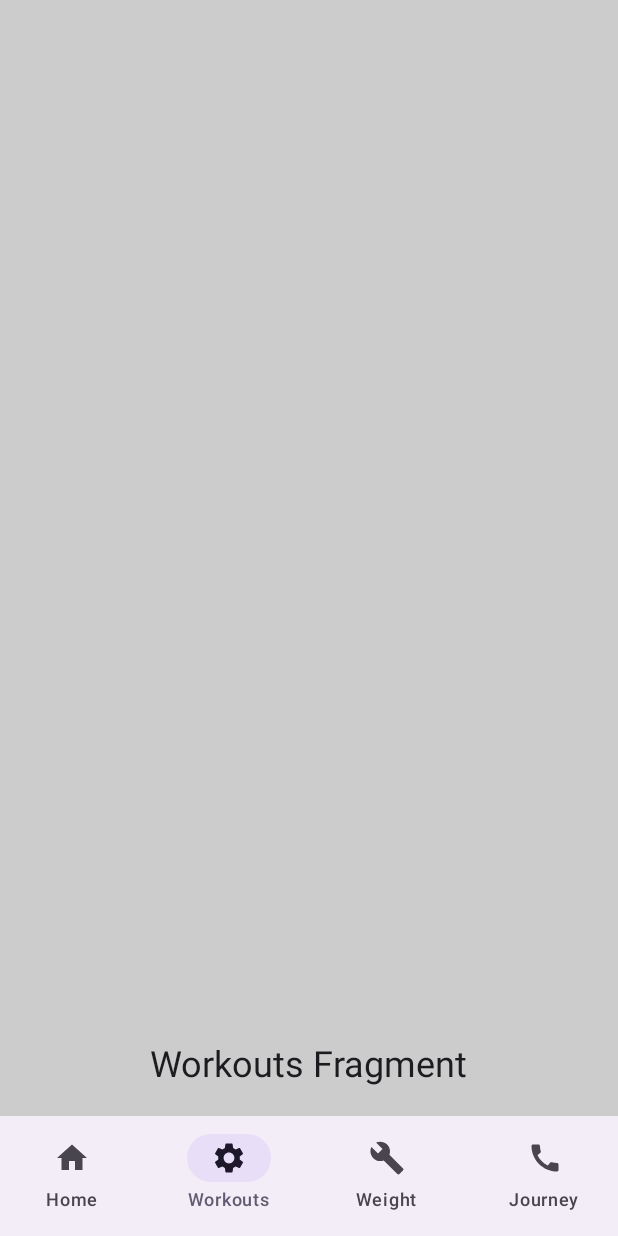
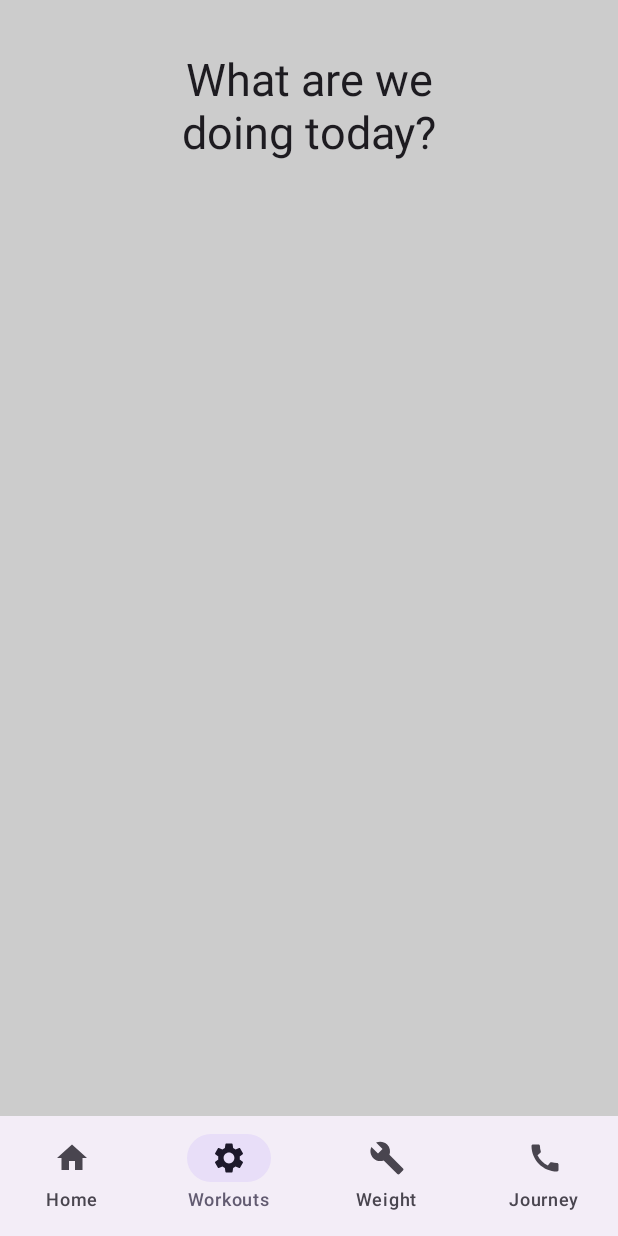
Before and after one commit to Mintakaaaa/Delta, an Android app built with Jetpack Compose: the screen it shows after launch (MainView), item 2 of the bottom bar chosen, on a phone screen of 412 x 824 dp. Run offline under Robolectric (Android 15) with nearby library versions, the phone set to English and light mode, and no system bars.

Commit message:
added comments and the bottom nav bar is fully modular now

```diff
--- a/app/src/main/java/com/gym/delta/BottomBarView.kt
+++ b/app/src/main/java/com/gym/delta/BottomBarView.kt
@@ -7,6 +7,10 @@ import androidx.compose.material.icons.filled.Home
 import androidx.compose.material.icons.filled.Settings
 import androidx.compose.ui.graphics.vector.ImageVector
 
+
+/**
+ * Class containing details of each view; for nav bar
+ */
 sealed class BottomBarView(
     val route: String,
     val title: String,
--- a/app/src/main/java/com/gym/delta/BottomNavGraph.kt
+++ b/app/src/main/java/com/gym/delta/BottomNavGraph.kt
@@ -9,6 +9,12 @@ import com.gym.delta.fragments.WorkoutsFragment
 import com.gym.delta.fragments.WeightFragment
 import com.gym.delta.fragments.JourneyFragment
 
+
+/**
+ * Graph of all navigation bar destinations.
+ *
+ * @param navController navigation bar controller
+ */
 @Composable
 fun BottomNavGraph(navController : NavHostController) {
     NavHost(
--- a/app/src/main/java/com/gym/delta/fragments/HomeFragment.kt
+++ b/app/src/main/java/com/gym/delta/fragments/HomeFragment.kt
@@ -3,17 +3,37 @@ package com.gym.delta.fragments
 import androidx.compose.foundation.layout.Box
 import androidx.compose.foundation.layout.Column
 import androidx.compose.foundation.layout.fillMaxSize
+import androidx.compose.foundation.layout.padding
+import androidx.compose.foundation.layout.size
 import androidx.compose.material3.Text
 import androidx.compose.runtime.Composable
 import androidx.compose.ui.Alignment
 import androidx.compose.ui.Modifier
+import androidx.compose.ui.text.style.TextAlign
+import androidx.compose.ui.tooling.preview.Preview
+import androidx.compose.ui.unit.dp
 import androidx.compose.ui.unit.sp
+import com.gym.delta.App
 
+
+/**
+ * Home view.
+ */
 @Composable
 fun HomeFragment() {
-    Box(modifier = Modifier.fillMaxSize(), contentAlignment = Alignment.Center) {
+    Box(modifier = Modifier.fillMaxSize(), contentAlignment = Alignment.TopCenter) {
         Column(horizontalAlignment = Alignment.CenterHorizontally) {
-            Text(text = "Home Fragment", fontSize = 24.sp)
+            Text(
+                text = "Welcome back\nMinde!",
+                fontSize = 30.sp,
+                textAlign = TextAlign.Center,
+                modifier = Modifier.padding(top = 36.dp))
         }
     }
 }
+
+@Preview(showBackground = true)
+@Composable
+fun Preview() {
+    HomeFragment()
+}
--- a/app/src/main/java/com/gym/delta/fragments/JourneyFragment.kt
+++ b/app/src/main/java/com/gym/delta/fragments/JourneyFragment.kt
@@ -9,6 +9,10 @@ import androidx.compose.ui.Alignment
 import androidx.compose.ui.Modifier
 import androidx.compose.ui.unit.sp
 
+
+/**
+ * Journey view.
+ */
 @Composable
 fun JourneyFragment() {
     Box(modifier = Modifier.fillMaxSize(), contentAlignment = Alignment.Center) {
--- a/app/src/main/java/com/gym/delta/fragments/WeightFragment.kt
+++ b/app/src/main/java/com/gym/delta/fragments/WeightFragment.kt
@@ -9,6 +9,10 @@ import androidx.compose.ui.Alignment
 import androidx.compose.ui.Modifier
 import androidx.compose.ui.unit.sp
 
+
+/**
+ * Weight view.
+ */
 @Composable
 fun WeightFragment() {
     Box(modifier = Modifier.fillMaxSize(), contentAlignment = Alignment.Center) {
--- a/app/src/main/java/com/gym/delta/fragments/WorkoutsFragment.kt
+++ b/app/src/main/java/com/gym/delta/fragments/WorkoutsFragment.kt
@@ -11,15 +11,31 @@ import androidx.compose.runtime.Composable
 import androidx.compose.ui.Alignment
 import androidx.compose.ui.Modifier
 import androidx.compose.ui.graphics.Color
+import androidx.compose.ui.text.style.TextAlign
+import androidx.compose.ui.tooling.preview.Preview
 import androidx.compose.ui.unit.dp
 import androidx.compose.ui.unit.sp
 
+
+/**
+ * Workouts view
+ */
 @Composable
 fun WorkoutsFragment() {
     Box(modifier = Modifier.fillMaxSize().background(color = Color.LightGray).padding(bottom = 100.dp),
-        contentAlignment = Alignment.BottomCenter) {
-        Column(horizontalAlignment = Alignment.CenterHorizontally, verticalArrangement = Arrangement.Bottom) {
-            Text(text = "Workouts Fragment", fontSize = 24.sp)
+        contentAlignment = Alignment.TopCenter) {
+        Column(horizontalAlignment = Alignment.CenterHorizontally) {
+            Text(
+                text = "What are we\ndoing today?",
+                fontSize = 30.sp,
+                textAlign = TextAlign.Center,
+                modifier = Modifier.padding(top = 36.dp))
         }
     }
 }
+
+@Preview(showBackground = true)
+@Composable
+fun WorkoutsPreview() {
+    WorkoutsFragment()
+}
```
Also changed, not shown: app/src/main/java/com/gym/delta/MainView.kt (+14 -0 lines).
